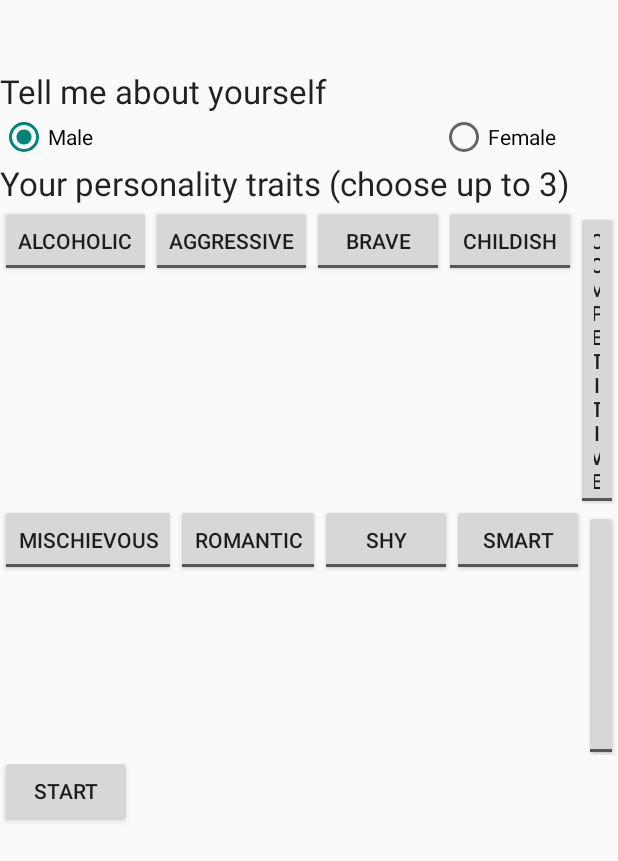
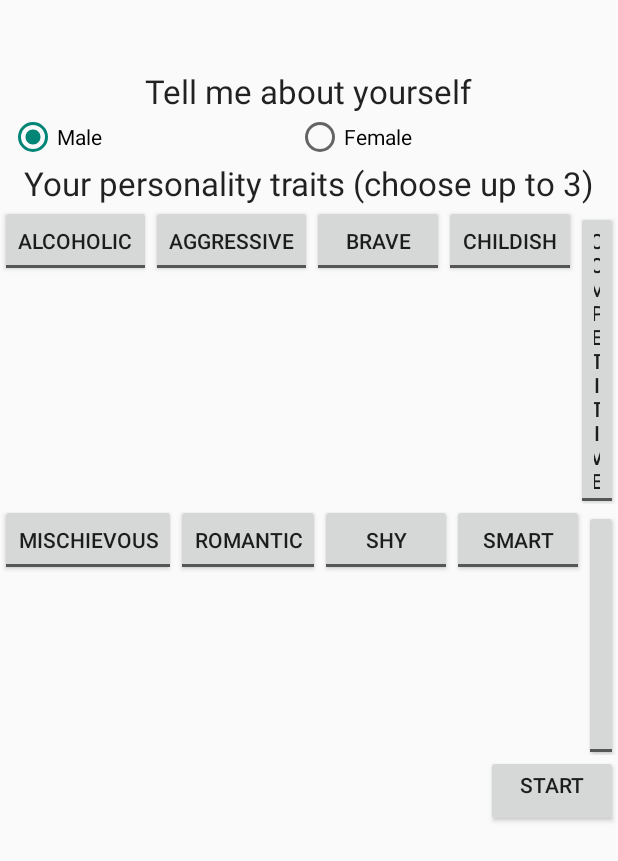
Before and after one commit to chasedog/YourChoice, an Android app: the PersonalityActivity screen opened directly, with no data from a screen before it, on a phone screen of 412 x 824 dp. Shown: the top 861 px of the screen. Run offline under Robolectric (Android 15) with nearby library versions, the phone set to English and light mode, and no system bars.

Commit message:
Formatting personality page

```diff
--- a/app/src/main/res/layout/personality_layout.xml
+++ b/app/src/main/res/layout/personality_layout.xml
@@ -12,14 +12,16 @@
      android:id="@+id/textView2"
      android:layout_alignParentTop="true"
      android:layout_centerHorizontal="true"
-     android:layout_marginTop="46dp"/>
+     android:layout_marginTop="46dp"
+     android:layout_gravity="center_horizontal"/>
 
    <RadioGroup
-     android:layout_width="483dp"
+     android:layout_width="400dp"
      android:layout_height="wrap_content"
      android:orientation="horizontal"
      android:layout_below="@+id/textView2"
-     android:layout_alignStart="@+id/textView2">
+     android:layout_alignStart="@+id/textView2"
+     android:layout_gravity="center_horizontal">
 
       <RadioButton
         android:layout_width="wrap_content"
@@ -28,7 +30,6 @@
         android:id="@+id/radioButton2"
         android:layout_below="@+id/textView2"
         android:layout_alignEnd="@+id/textView2"
-        android:layout_marginEnd="102dp"
         android:checked="true"/>
 
       <RadioButton
@@ -48,12 +49,14 @@
      android:layout_height="wrap_content"
      android:textAppearance="?android:attr/textAppearanceLarge"
      android:text="Your personality traits (choose up to 3)"
-     android:id="@+id/textView3"/>
+     android:id="@+id/textView3"
+     android:layout_gravity="center_horizontal"/>
 
    <LinearLayout
      android:orientation="horizontal"
      android:layout_width="match_parent"
-     android:layout_height="wrap_content">
+     android:layout_height="wrap_content"
+     android:gravity="center_horizontal">
 
       <ToggleButton
         android:layout_width="wrap_content"
@@ -114,7 +117,8 @@
    <LinearLayout
      android:orientation="horizontal"
      android:layout_width="match_parent"
-     android:layout_height="wrap_content">
+     android:layout_height="wrap_content"
+     android:gravity="center_horizontal">
 
       <ToggleButton
         android:layout_width="wrap_content"
@@ -168,6 +172,7 @@
      android:layout_height="wrap_content"
      android:text="Start"
      android:id="@+id/startGame"
-     />
+     android:gravity="center_horizontal"
+     android:layout_gravity="right"/>
 
 </LinearLayout>
```
Also changed, not shown: app/src/main/java/com/thechasedog/yourchoice/ReadInput.java (added, +68 -0 lines), 1 other file.
